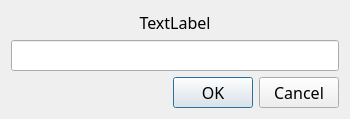
First picture: the form in Dialog.ui, repository EntityBug/Notepad, before the edit.
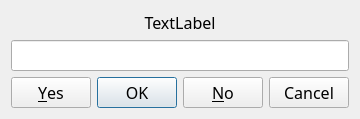
Second picture: the form after the edit.

What changed in the file:
```diff
--- a/Dialog.ui
+++ b/Dialog.ui
@@ -7,7 +7,7 @@
     <x>0</x>
     <y>0</y>
     <width>350</width>
-    <height>100</height>
+    <height>106</height>
    </rect>
   </property>
   <property name="font">
@@ -38,7 +38,7 @@
         <enum>Qt::Horizontal</enum>
        </property>
        <property name="standardButtons">
-        <set>QDialogButtonBox::Cancel|QDialogButtonBox::Ok</set>
+        <set>QDialogButtonBox::Cancel|QDialogButtonBox::No|QDialogButtonBox::Ok|QDialogButtonBox::Yes</set>
        </property>
       </widget>
      </item>
```
